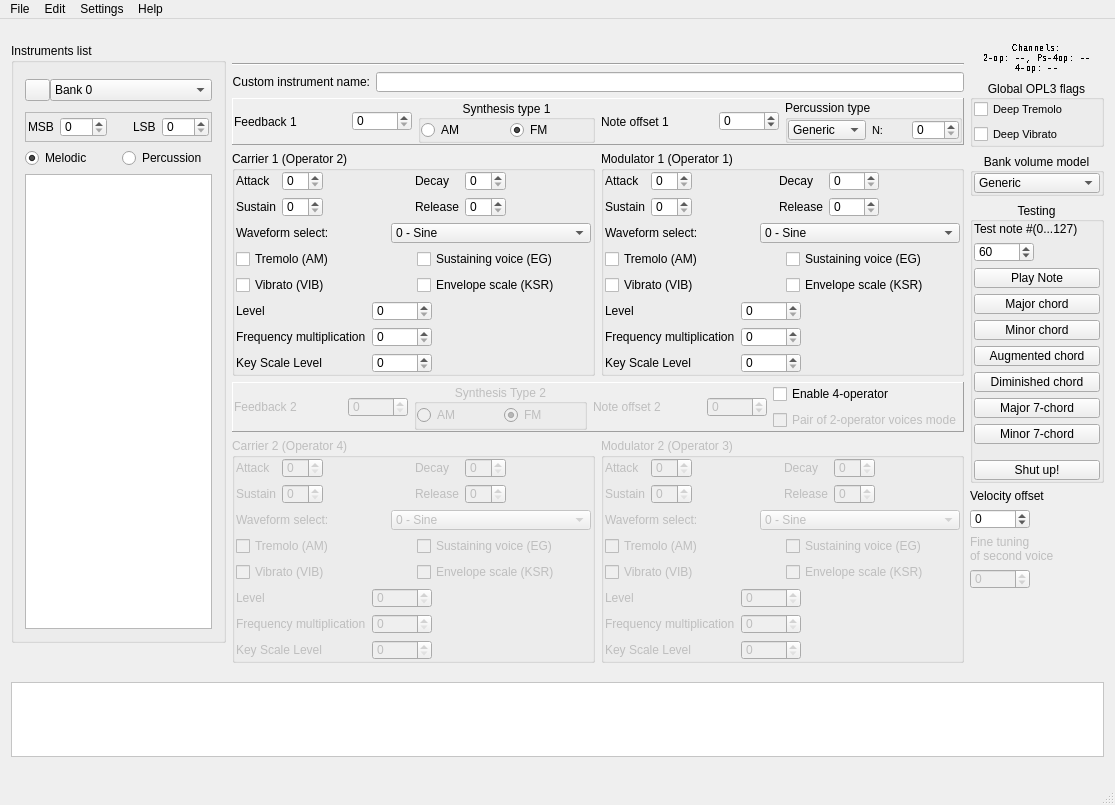
The window that src/bank_editor.ui (Wohlstand/OPL3BankEditor) describes before a commit, drawn with Qt 5.
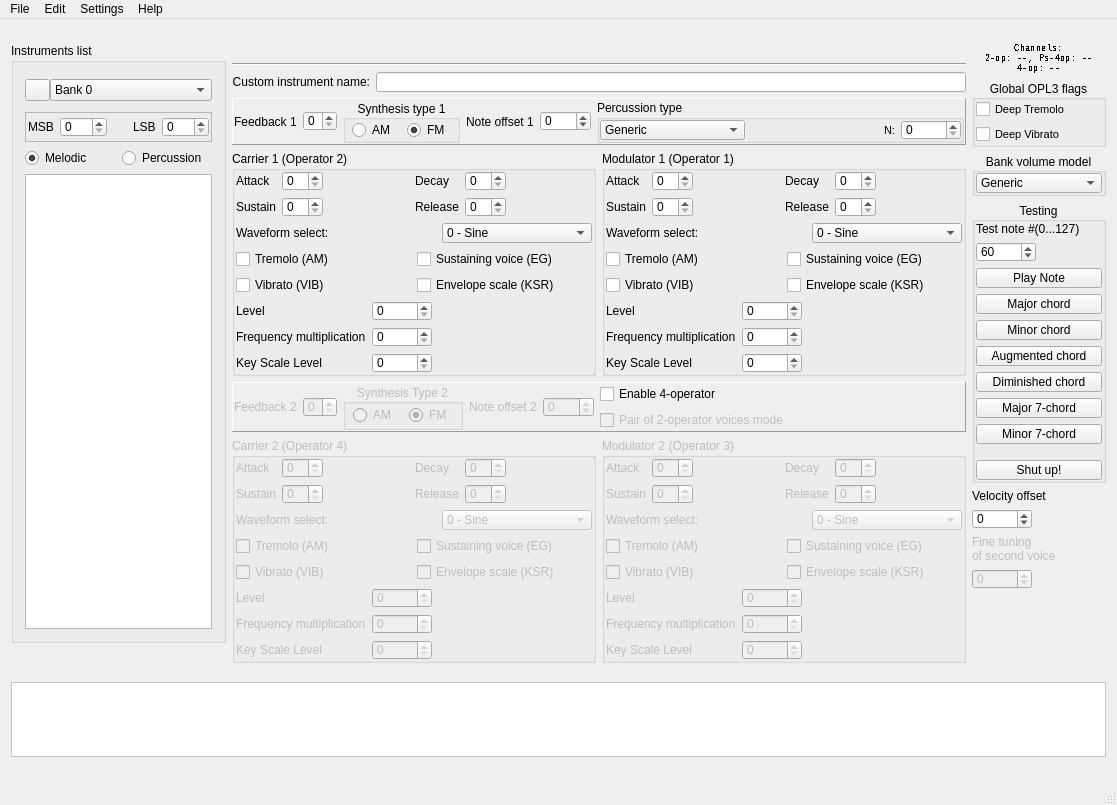
The same window after the commit. Icons and pictures are not drawn. Custom widgets are drawn as their Qt base class.

Commit message: arrange for compactness and alignment

The edit to the form file:
```diff
--- a/src/bank_editor.ui
+++ b/src/bank_editor.ui
@@ -9,7 +9,7 @@
    <rect>
     <x>0</x>
     <y>0</y>
-    <width>1115</width>
+    <width>1117</width>
     <height>805</height>
    </rect>
   </property>
@@ -520,7 +520,7 @@
                     </property>
                     <property name="maximumSize">
                      <size>
-                      <width>200</width>
+                      <width>150</width>
                       <height>20</height>
                      </size>
                     </property>
@@ -797,7 +797,26 @@
                  <number>1</number>
                 </property>
                 <item>
+                 <widget class="QFrame" name="feedback1_zone">
+                  <property name="sizePolicy">
+                   <sizepolicy hsizetype="Maximum" vsizetype="Preferred">
+                    <horstretch>0</horstretch>
+                    <verstretch>0</verstretch>
+                   </sizepolicy>
+                  </property>
                  <layout class="QHBoxLayout" name="horizontalLayout_11">
+                   <property name="leftMargin">
+                    <number>0</number>
+                   </property>
+                   <property name="topMargin">
+                    <number>0</number>
+                   </property>
+                   <property name="rightMargin">
+                    <number>0</number>
+                   </property>
+                   <property name="bottomMargin">
+                    <number>0</number>
+                   </property>
                   <item>
                    <widget class="QLabel" name="label_25">
                     <property name="toolTip">
@@ -825,9 +844,16 @@
                    </widget>
                   </item>
                  </layout>
+                 </widget>
                 </item>
                 <item>
                  <widget class="QGroupBox" name="connect1">
+                  <property name="sizePolicy">
+                   <sizepolicy hsizetype="Maximum" vsizetype="Preferred">
+                    <horstretch>0</horstretch>
+                    <verstretch>0</verstretch>
+                   </sizepolicy>
+                  </property>
                   <property name="toolTip">
                    <string>&lt;html&gt;&lt;head/&gt;&lt;body&gt;&lt;p&gt;&lt;span style=&quot; font-weight:600;&quot;&gt;Synthesis Type.&lt;/span&gt;&lt;/p&gt;&lt;p&gt;AM (1) = Additive synthesis, FM (0) = Frequency Modulation&lt;br/&gt;In four-operator mode, there are two bits controlling the synthesis type. Both are the bit 0 of register C0, one of Operators 1 and 2 and the second of Operators 3 and 4. &lt;/p&gt;
 &lt;table border=&quot;1&quot; style=&quot; margin-top:0px; margin-bottom:0px; margin-left:0px; margin-right:0px;&quot; cellspacing=&quot;0&quot; cellpadding=&quot;0&quot;&gt;
@@ -862,6 +888,12 @@
                    </property>
                    <item>
                     <widget class="QRadioButton" name="am1">
+                     <property name="sizePolicy">
+                      <sizepolicy hsizetype="Maximum" vsizetype="Fixed">
+                       <horstretch>0</horstretch>
+                       <verstretch>0</verstretch>
+                      </sizepolicy>
+                     </property>
                      <property name="maximumSize">
                       <size>
                        <width>16777215</width>
@@ -875,6 +907,12 @@
                    </item>
                    <item>
                     <widget class="QRadioButton" name="fm1">
+                     <property name="sizePolicy">
+                      <sizepolicy hsizetype="Maximum" vsizetype="Fixed">
+                       <horstretch>0</horstretch>
+                       <verstretch>0</verstretch>
+                      </sizepolicy>
+                     </property>
                      <property name="maximumSize">
                       <size>
                        <width>16777215</width>
@@ -893,7 +931,26 @@
                  </widget>
                 </item>
                 <item>
+                 <widget class="QFrame" name="noteoffset1_zone">
+                  <property name="sizePolicy">
+                   <sizepolicy hsizetype="Maximum" vsizetype="Preferred">
+                    <horstretch>0</horstretch>
+                    <verstretch>0</verstretch>
+                   </sizepolicy>
+                  </property>
                  <layout class="QHBoxLayout" name="horizontalLayout_12">
+                   <property name="leftMargin">
+                    <number>0</number>
+                   </property>
+                   <property name="topMargin">
+                    <number>0</number>
+                   </property>
+                   <property name="rightMargin">
+                    <number>0</number>
+                   </property>
+                   <property name="bottomMargin">
+                    <number>0</number>
+                   </property>
                   <item>
                    <widget class="QLabel" name="label_37">
                     <property name="toolTip">
@@ -924,6 +981,7 @@
                    </widget>
                   </item>
                  </layout>
+                 </widget>
                 </item>
                 <item>
                  <widget class="QGroupBox" name="groupBox">
@@ -956,6 +1014,9 @@
                      <property name="text">
                       <string>N:</string>
                      </property>
+                     <property name="alignment">
+                      <set>Qt::AlignRight|Qt::AlignTrailing|Qt::AlignVCenter</set>
+                     </property>
                     </widget>
                    </item>
                    <item row="0" column="2">
@@ -1087,12 +1148,6 @@
                   </item>
                   <item row="0" column="4">
                    <widget class="QSpinBox" name="op1_decay">
-                    <property name="minimumSize">
-                     <size>
-                      <width>50</width>
-                      <height>0</height>
-                     </size>
-                    </property>
                     <property name="maximumSize">
                      <size>
                       <width>60</width>
@@ -1145,12 +1200,6 @@
                   </item>
                   <item row="1" column="4">
                    <widget class="QSpinBox" name="op1_release">
-                    <property name="minimumSize">
-                     <size>
-                      <width>50</width>
-                      <height>0</height>
-                     </size>
-                    </property>
                     <property name="maximumSize">
                      <size>
                       <width>60</width>
@@ -1215,7 +1264,7 @@
                     </property>
                     <property name="maximumSize">
                      <size>
-                      <width>200</width>
+                      <width>150</width>
                       <height>20</height>
                      </size>
                     </property>
@@ -1634,7 +1683,7 @@
                     </property>
                     <property name="maximumSize">
                      <size>
-                      <width>200</width>
+                      <width>150</width>
                       <height>20</height>
                      </size>
                     </property>
@@ -2050,7 +2099,7 @@
                     </property>
                     <property name="maximumSize">
                      <size>
-                      <width>200</width>
+                      <width>150</width>
                       <height>20</height>
                      </size>
                     </property>
@@ -2370,7 +2419,26 @@
                  <number>1</number>
                 </property>
                 <item>
+                 <widget class="QFrame" name="feedback2_zone">
+                  <property name="sizePolicy">
+                   <sizepolicy hsizetype="Maximum" vsizetype="Preferred">
+                    <horstretch>0</horstretch>
+                    <verstretch>0</verstretch>
+                   </sizepolicy>
+                  </property>
                  <layout class="QHBoxLayout" name="horizontalLayout_9">
+                   <property name="leftMargin">
+                    <number>0</number>
+                   </property>
+                   <property name="topMargin">
+                    <number>0</number>
+                   </property>
+                   <property name="rightMargin">
+                    <number>0</number>
+                   </property>
+                   <property name="bottomMargin">
+                    <number>0</number>
+                   </property>
                   <item>
                    <widget class="QLabel" name="feedback2label">
                     <property name="enabled">
@@ -2404,12 +2472,19 @@
                    </widget>
                   </item>
                  </layout>
+                 </widget>
                 </item>
                 <item>
                  <widget class="QGroupBox" name="connect2">
                   <property name="enabled">
                    <bool>false</bool>
                   </property>
+                  <property name="sizePolicy">
+                   <sizepolicy hsizetype="Maximum" vsizetype="Preferred">
+                    <horstretch>0</horstretch>
+                    <verstretch>0</verstretch>
+                   </sizepolicy>
+                  </property>
                   <property name="toolTip">
                    <string>&lt;html&gt;&lt;head/&gt;&lt;body&gt;&lt;p&gt;&lt;span style=&quot; font-weight:600;&quot;&gt;Synthesis Type.&lt;/span&gt;&lt;/p&gt;&lt;p&gt;AM (1) = Additive synthesis, FM (0) = Frequency Modulation&lt;br/&gt;In four-operator mode, there are two bits controlling the synthesis type. Both are the bit 0 of register C0, one of Operators 1 and 2 and the second of Operators 3 and 4. &lt;/p&gt;
 &lt;table border=&quot;1&quot; style=&quot; margin-top:0px; margin-bottom:0px; margin-left:0px; margin-right:0px;&quot; cellspacing=&quot;0&quot; cellpadding=&quot;0&quot;&gt;
@@ -2444,6 +2519,12 @@
                    </property>
                    <item>
                     <widget class="QRadioButton" name="am2">
+                     <property name="sizePolicy">
+                      <sizepolicy hsizetype="Maximum" vsizetype="Fixed">
+                       <horstretch>0</horstretch>
+                       <verstretch>0</verstretch>
+                      </sizepolicy>
+                     </property>
                      <property name="minimumSize">
                       <size>
                        <width>0</width>
@@ -2463,6 +2544,12 @@
                    </item>
                    <item>
                     <widget class="QRadioButton" name="fm2">
+                     <property name="sizePolicy">
+                      <sizepolicy hsizetype="Maximum" vsizetype="Fixed">
+                       <horstretch>0</horstretch>
+                       <verstretch>0</verstretch>
+                      </sizepolicy>
+                     </property>
                      <property name="minimumSize">
                       <size>
                        <width>0</width>
@@ -2487,7 +2574,26 @@
                  </widget>
                 </item>
                 <item>
+                 <widget class="QFrame" name="noteoffset2_zone">
+                  <property name="sizePolicy">
+                   <sizepolicy hsizetype="Maximum" vsizetype="Preferred">
+                    <horstretch>0</horstretch>
+                    <verstretch>0</verstretch>
+                   </sizepolicy>
+                  </property>
                  <layout class="QHBoxLayout" name="horizontalLayout_8">
+                   <property name="leftMargin">
+                    <number>0</number>
+                   </property>
+                   <property name="topMargin">
+                    <number>0</number>
+                   </property>
+                   <property name="rightMargin">
+                    <number>0</number>
+                   </property>
+                   <property name="bottomMargin">
+                    <number>0</number>
+                   </property>
                   <item>
                    <widget class="QLabel" name="label_38">
                     <property name="enabled">
@@ -2524,6 +2630,7 @@
                    </widget>
                   </item>
                  </layout>
+                 </widget>
                 </item>
                 <item>
                  <layout class="QVBoxLayout" name="verticalLayout_5">
@@ -3095,7 +3202,7 @@
     <rect>
      <x>0</x>
      <y>0</y>
-     <width>1115</width>
+     <width>1117</width>
      <height>24</height>
     </rect>
    </property>
```
Lines whose indentation alone changed are shown as unchanged.
